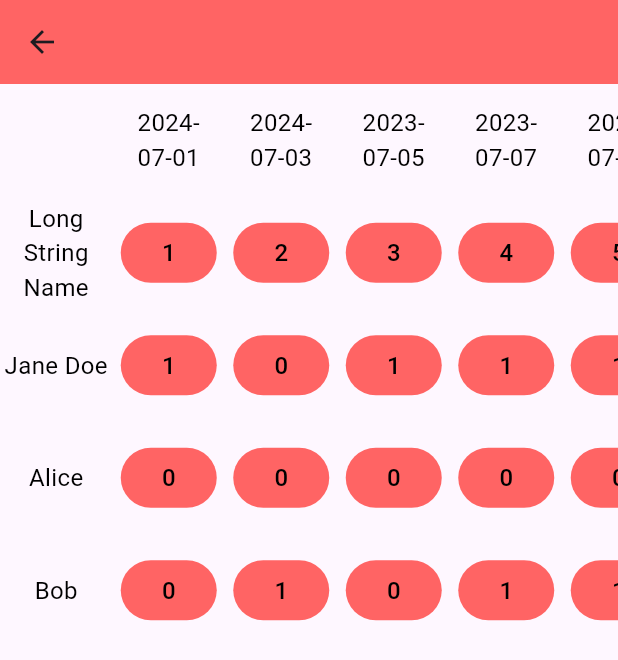
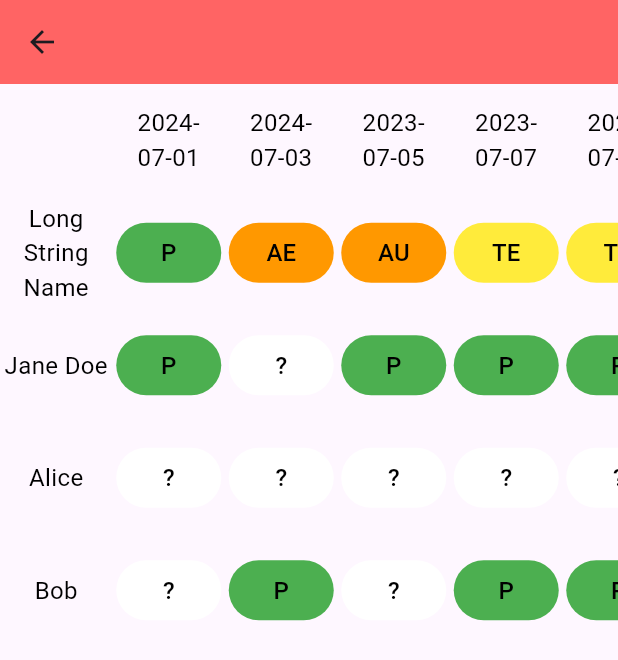
Before and after one commit to jbrady02/AttendEase, a Flutter app: the ClassInformation screen opened directly with empty values, on a phone screen of 412 x 824 dp. Shown: the top 660 px of the screen. Run offline on Flutter 3.47's test engine with Material 3 defaults, Android fonts, the phone set to English and light mode, and no system bars.

Commit message:
Add colors for attendance and adjust layout

```diff
--- a/professor_app/lib/class_information.dart
+++ b/professor_app/lib/class_information.dart
@@ -47,6 +47,36 @@ class ClassInformation extends StatelessWidget {
     '2023-07-09',
   ];
 
+  String getAttendance(int attendanceInt) {
+    switch (attendanceInt) {
+      case present:
+        return 'P';
+      case absentExcused:
+        return 'AE';
+      case absentUnexcused:
+        return 'AU';
+      case tardyExcused:
+        return 'TE';
+      case tardyUnexcused:
+        return 'TU';
+      default:
+        return '?';
+    }
+  }
+
+  Color getColor(int attendanceInt) {
+    switch (attendanceInt) {
+      case present:
+        return Colors.green;
+      case absentExcused || absentUnexcused:
+        return Colors.orange;
+      case tardyExcused || tardyUnexcused:
+        return Colors.yellow;
+      default:
+        return Colors.white;
+    }
+  }
+
   @override
   Widget build(BuildContext context) {
     return Scaffold(
@@ -80,26 +110,33 @@ class ClassInformation extends StatelessWidget {
                                 ? Center(
                                     child: Padding(
                                     padding: const EdgeInsets.only(
-                                        left: 12.5, right: 12.5),
+                                        left: 13, right: 13),
                                     child: Text(
                                         // Date
                                         classSessions[vicinity.xIndex - 1],
                                         style: bodyText,
                                         textAlign: TextAlign.center),
                                   ))
-                                : ElevatedButton(
+                                : SizedBox(
+                                    width: 70,
+                                    child: ElevatedButton(
                                       // Attendance
                                       onPressed: null,
                                       style: ButtonStyle(
-                                        backgroundColor:
-                                            MaterialStateProperty.all(
-                                                primaryColor)),
-                                    child: Text(
+                                          backgroundColor: MaterialStateProperty
+                                              .all(getColor(
                                                   students[vicinity.yIndex - 1]
                                                           .values
-                                            .toList()[0][vicinity.xIndex - 1]
-                                            .toString(),
+                                                          .toList()[0]
+                                                      [vicinity.xIndex - 1]))),
+                                      child: Text(
+                                          getAttendance(
+                                              students[vicinity.yIndex - 1]
+                                                      .values
+                                                      .toList()[0]
+                                                  [vicinity.xIndex - 1]),
                                           style: bodyText),
+                                    ),
                                   ),
                   ));
             }),
--- a/professor_app/lib/main.dart
+++ b/professor_app/lib/main.dart
@@ -130,21 +130,28 @@ class Home extends State<MyHomePage> {
                             ),
                           )
                         : (vicinity.xIndex == 1)
-                            ? ElevatedButton(
+                            ? SizedBox(
+                                width: 197,
+                                child: ElevatedButton(
                                   onPressed: null,
                                   style: ButtonStyle(
-                                    backgroundColor: MaterialStateProperty.all(
+                                      backgroundColor:
+                                          MaterialStateProperty.all(
                                               primaryColor)),
                                   child: const Text('Take attendance',
                                       style: bodyText),
+                                ),
                               )
                             : (vicinity.xIndex == 2)
-                                ? ElevatedButton(
+                                ? SizedBox(
+                                    width: 197,
+                                    child: ElevatedButton(
                                       onPressed: () {
                                         Navigator.push(
                                           context,
                                           MaterialPageRoute(
-                                            builder: (context) => ClassInformation(
+                                              builder: (context) =>
+                                                  ClassInformation(
                                                       vicinity.yIndex,
                                                       '${className[vicinity.yIndex]} ${classMeetingDays[vicinity.yIndex]} ${classMeetingTime[vicinity.yIndex]}')),
                                         );
@@ -155,8 +162,11 @@ class Home extends State<MyHomePage> {
                                                   primaryColor)),
                                       child: const Text('View/edit data',
                                           style: bodyText),
+                                    ),
                                   )
-                                : ElevatedButton(
+                                : SizedBox(
+                                    width: 197,
+                                    child: ElevatedButton(
                                       onPressed: null,
                                       style: ButtonStyle(
                                           backgroundColor:
@@ -164,6 +174,7 @@ class Home extends State<MyHomePage> {
                                                   primaryColor)),
                                       child: const Text('Edit class info',
                                           style: bodyText),
+                                    ),
                                   )),
               );
             }),
```
Lines whose indentation alone changed are shown as unchanged.
